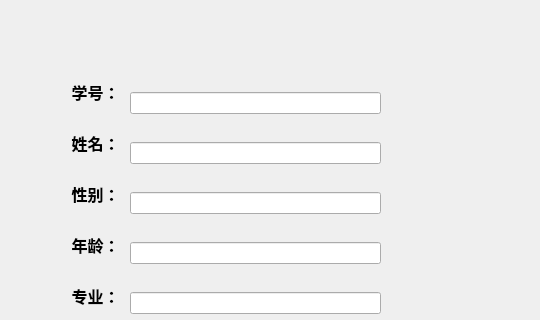
125055006/NewFoolLuoJia, file record.ui: the form before one commit; both pictures show x 0 to 540 and y 0 to 320 of the 540 by 504 pixel window.
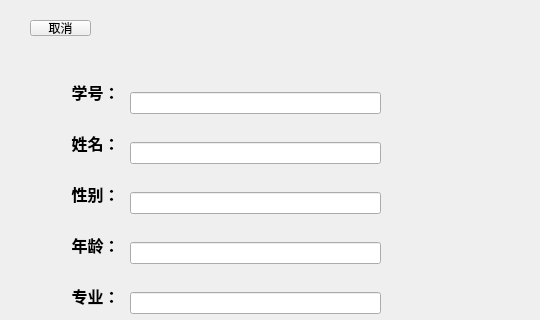
The form after the commit.

Diff of the .ui file:
```diff
--- a/record.ui
+++ b/record.ui
@@ -130,6 +130,19 @@
     <string>保存</string>
    </property>
   </widget>
+  <widget class="QPushButton" name="Cancel">
+   <property name="geometry">
+    <rect>
+     <x>30</x>
+     <y>20</y>
+     <width>61</width>
+     <height>16</height>
+    </rect>
+   </property>
+   <property name="text">
+    <string>取消</string>
+   </property>
+  </widget>
  </widget>
  <resources/>
  <connections/>
```
